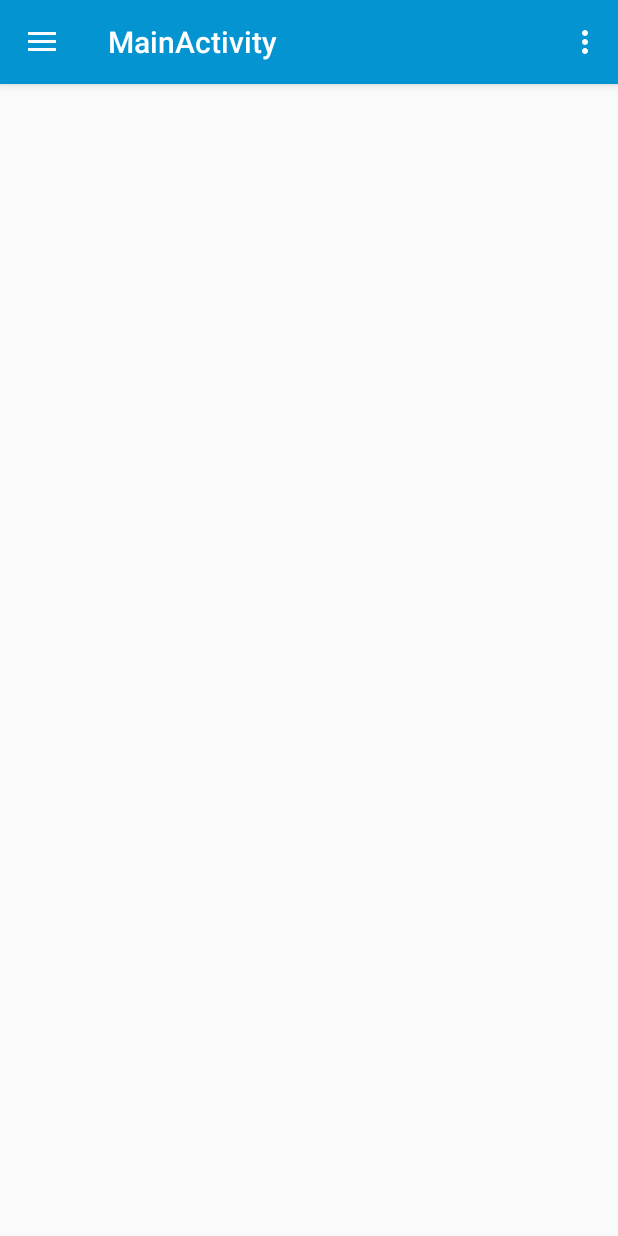
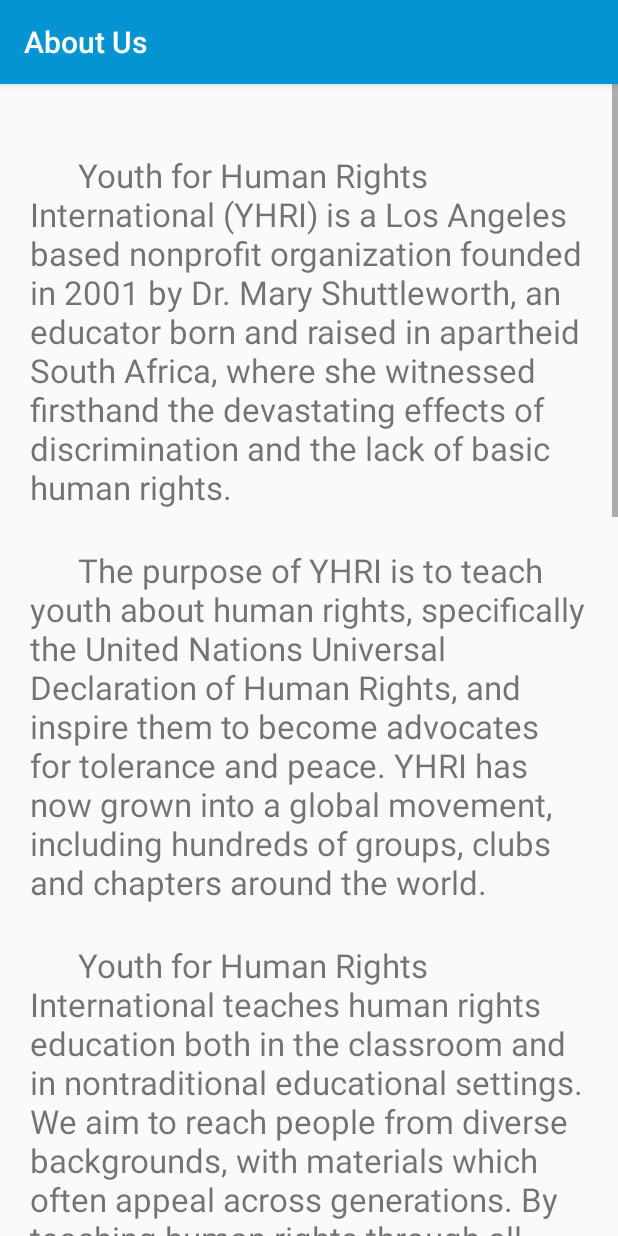
Before and after one commit to IOSD/YFHR_Android_App, an Android app: the screen it shows after launch (MainActivity before the commit, AboutUsActivity after it), after a tap on "About Us", on a phone screen of 412 x 824 dp. Run offline under Robolectric (Android 15) with nearby library versions, the phone set to English and light mode, and no system bars; 1 other tap on this screen came first.

```diff
--- a/YFHR/app/src/main/AndroidManifest.xml
+++ b/YFHR/app/src/main/AndroidManifest.xml
@@ -19,6 +19,9 @@
                 <category android:name="android.intent.category.LAUNCHER" />
             </intent-filter>
         </activity>
+        <activity
+            android:name=".AboutUsActivity"
+            android:label="About Us" />
     </application>
 
 </manifest>
--- /dev/null
+++ b/YFHR/app/src/main/java/tech/iosd/yfhr/AboutUsActivity.java
@@ -0,0 +1,61 @@
+package tech.iosd.yfhr;
+
+import android.content.Intent;
+import android.net.Uri;
+import android.support.v7.app.AppCompatActivity;
+import android.os.Bundle;
+import android.view.View;
+import android.widget.TextView;
+
+public class AboutUsActivity extends AppCompatActivity {
+
+    String str1 = "\n\t\t Youth for Human Rights International (YHRI) is a Los Angeles based nonprofit organization founded in 2001 by Dr. Mary Shuttleworth, an educator born and raised in apartheid South Africa, where she witnessed firsthand the devastating effects of discrimination and the lack of basic human rights.";
+    String str2 = "\n\t\t The purpose of YHRI is to teach youth about human rights, specifically the United Nations Universal Declaration of Human Rights, and inspire them to become advocates for tolerance and peace. YHRI has now grown into a global movement, including hundreds of groups, clubs and chapters around the world.";
+    String str3 = "\n\t\t Youth for Human Rights International teaches human rights education both in the classroom and in nontraditional educational settings. We aim to reach people from diverse backgrounds, with materials which often appeal across generations. By teaching human rights through all means—from conferences and workshops to hip-hop and dancing—this message has spread around the world.";
+    String str4 = "\n\t\t Our materials include the UNITED music video—a street-savvy, multiethnic, anti-bullying message that has captured the imagination of people around the world. Our 30 short public service message videos depict the 30 Articles of the United Nations Universal Declaration of Human Rights. In less than a minute, youth can learn one of their human rights—and all of them in less than half an hour. The videos have garnered media attention as well, airing on television networks in countries worldwide. But it doesn’t end there. The videos are now airing during halftime on stadium screens, within taxicabs, on supermarket screens, in theaters, railway stations, and many other locations. Click to watch >>";
+    String str5 = "http://www.youthforhumanrights.org/what-are-human-rights/videos/born-free-and-equal.html";
+    String str6 = "\n\t\t We have inspired people to walk, race racecars, paint murals and hold small gatherings with youth groups and orphanages, as well as large open-air concerts.";
+    String str7 = "\n\t\t Our human rights videos and curricula fill the schoolrooms and halls of learning with the simple messages of what our human rights are.";
+    String str8 = "\n\t\t We realize the importance of collaborating with like-minded individuals and groups to expand our horizons and learn from them their hard-earned lessons, and so expand and reach youth on all continents.";
+
+    TextView tvText1,tvText2,tvText3,tvText4,tvText5,tvText6,tvText7,tvText8;
+
+    @Override
+    protected void onCreate(Bundle savedInstanceState) {
+        super.onCreate(savedInstanceState);
+        setContentView(R.layout.activity_about_us);
+
+        tvText1 = findViewById(R.id.tvText1);
+        tvText1.setText(str1);
+
+        tvText2 = findViewById(R.id.tvText2);
+        tvText2.setText(str2);
+
+        tvText3 = findViewById(R.id.tvText3);
+        tvText3.setText(str3);
+
+        tvText4 = findViewById(R.id.tvText4);
+        tvText4.setText(str4);
+
+        tvText5 = findViewById(R.id.tvText5);
+        tvText5.setText(str5);
+        tvText5.setOnClickListener(new View.OnClickListener() {
+            @Override
+            public void onClick(View v) {
+                Intent browserIntent = new Intent(Intent.ACTION_VIEW);
+                String url = "http://www.youthforhumanrights.org/what-are-human-rights/videos/born-free-and-equal.html";
+                browserIntent.setData(Uri.parse(url));
+                startActivity(browserIntent);
+            }
+        });
+
+        tvText6 = findViewById(R.id.tvText6);
+        tvText6.setText(str6);
+
+        tvText7 = findViewById(R.id.tvText7);
+        tvText7.setText(str7);
+
+        tvText8 = findViewById(R.id.tvText8);
+        tvText8.setText(str8);
+    }
+}
--- a/YFHR/app/src/main/java/tech/iosd/yfhr/MainActivity.java
+++ b/YFHR/app/src/main/java/tech/iosd/yfhr/MainActivity.java
@@ -1,8 +1,10 @@
 package tech.iosd.yfhr;
 
+import android.content.Intent;
 import android.os.Bundle;
 import android.support.design.widget.FloatingActionButton;
 import android.support.design.widget.Snackbar;
+import android.util.Log;
 import android.view.View;
 import android.support.design.widget.NavigationView;
 import android.support.v4.view.GravityCompat;
@@ -70,6 +72,9 @@ public class MainActivity extends AppCompatActivity
         // Handle navigation view item clicks here.
         int id = item.getItemId();
 
+        if(id == R.id.nav_about){
+            startActivity(new Intent(MainActivity.this,AboutUsActivity.class));
+        }
 
         DrawerLayout drawer = (DrawerLayout) findViewById(R.id.drawer_layout);
         drawer.closeDrawer(GravityCompat.START);
--- /dev/null
+++ b/YFHR/app/src/main/res/layout/activity_about_us.xml
@@ -0,0 +1,67 @@
+<?xml version="1.0" encoding="utf-8"?>
+<ScrollView xmlns:android="http://schemas.android.com/apk/res/android"
+    xmlns:app="http://schemas.android.com/apk/res-auto"
+    xmlns:tools="http://schemas.android.com/tools"
+    android:layout_width="match_parent"
+    android:layout_height="match_parent"
+    tools:context="tech.iosd.yfhr.AboutUsActivity">
+
+    <LinearLayout
+        android:paddingTop="10dp"
+        android:padding="20dp"
+        android:layout_width="match_parent"
+        android:layout_height="match_parent"
+        android:orientation="vertical">
+
+        <TextView
+            android:id="@+id/tvText1"
+            android:layout_width="wrap_content"
+            android:layout_height="wrap_content"
+            android:textSize="22sp" />
+
+        <TextView
+            android:id="@+id/tvText2"
+            android:layout_width="wrap_content"
+            android:layout_height="wrap_content"
+            android:textSize="22sp" />
+
+        <TextView
+            android:id="@+id/tvText3"
+            android:layout_width="wrap_content"
+            android:layout_height="wrap_content"
+            android:textSize="22sp" />
+
+        <TextView
+            android:id="@+id/tvText4"
+            android:layout_width="wrap_content"
+            android:layout_height="wrap_content"
+            android:textSize="22sp" />
+
+        <TextView
+            android:textColor="@android:color/holo_blue_light"
+            android:id="@+id/tvText5"
+            android:layout_width="wrap_content"
+            android:layout_height="wrap_content"
+            android:textSize="22sp" />
+
+        <TextView
+            android:id="@+id/tvText6"
+            android:layout_width="wrap_content"
+            android:layout_height="wrap_content"
+            android:textSize="22sp" />
+
+        <TextView
+            android:id="@+id/tvText7"
+            android:layout_width="wrap_content"
+            android:layout_height="wrap_content"
+            android:textSize="22sp" />
+
+        <TextView
+            android:id="@+id/tvText8"
+            android:layout_width="wrap_content"
+            android:layout_height="wrap_content"
+            android:textSize="22sp" />
+
+    </LinearLayout>
+
+</ScrollView>
```
Also changed, not shown: 2 other files.
